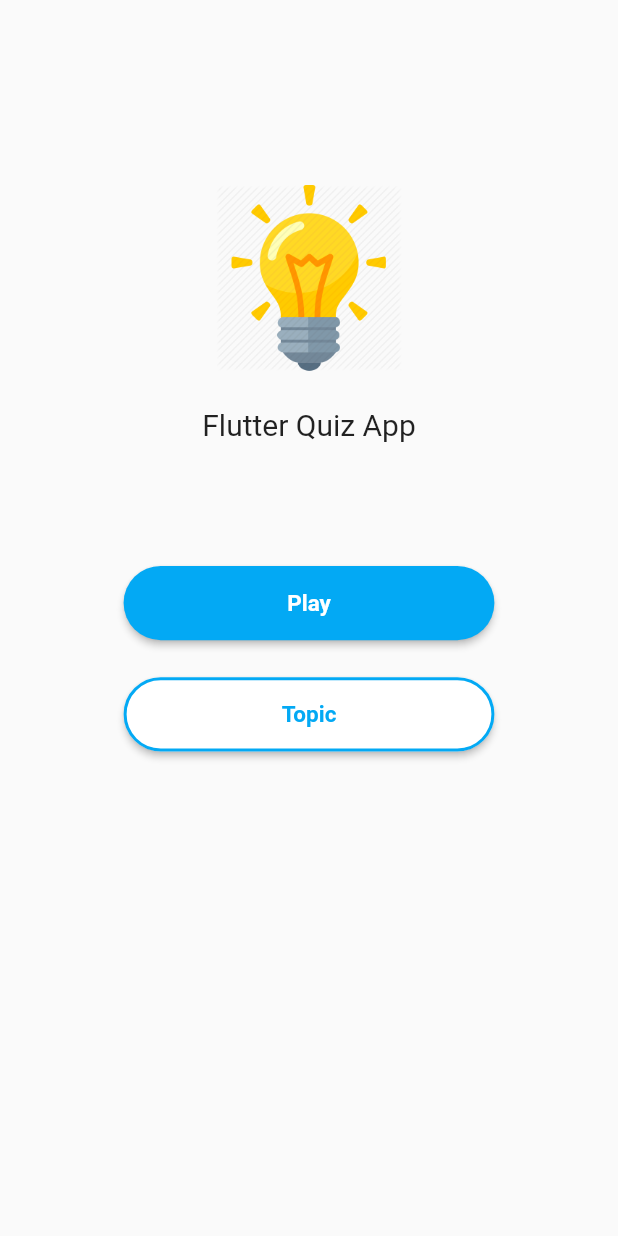
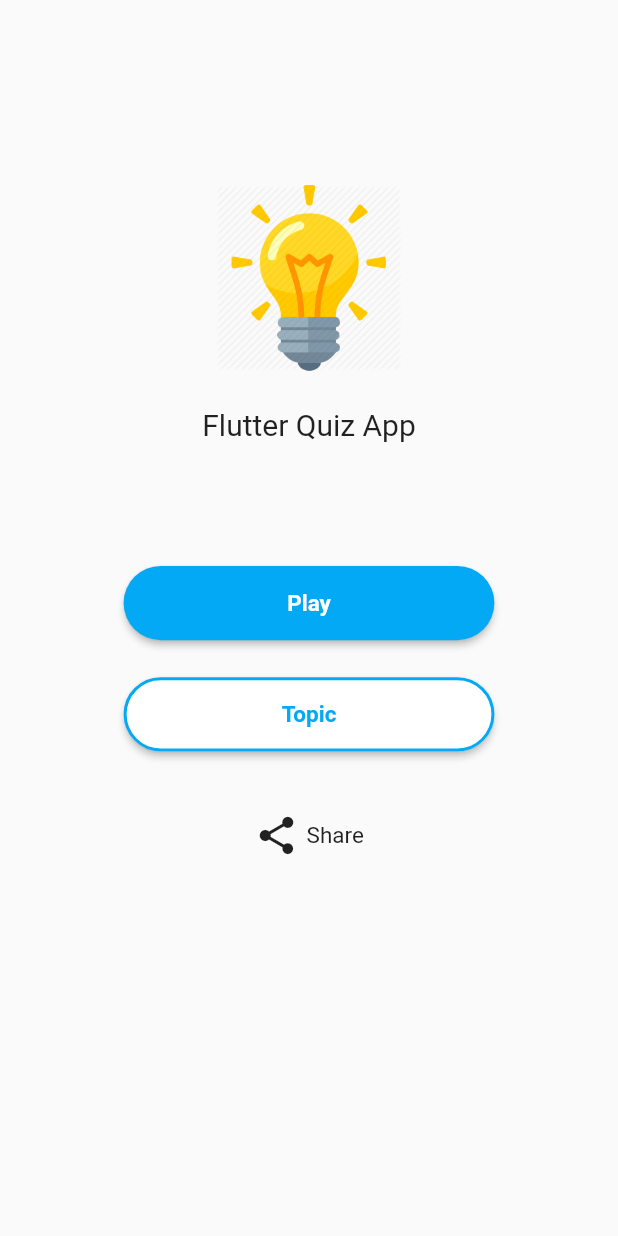
Before and after one commit to naufaldiyusuf/quiz_test, a Flutter app: the screen it shows after launch, on a phone screen of 412 x 824 dp. Run offline on Flutter 3.47's test engine with Material 2 defaults, Android fonts, the phone set to English and light mode, and no system bars; our stand-ins replace bloc, cloud_firestore, firebase_core, flutter_bloc, share_plus; accounts and stored records are empty.

Commit message:
update running error android dan share text

```diff
--- a/lib/screen/home_screen.dart
+++ b/lib/screen/home_screen.dart
@@ -1,6 +1,7 @@
 import 'package:flutter/cupertino.dart';
 import 'package:flutter/material.dart';
 import 'package:flutter_bloc/flutter_bloc.dart';
+import 'package:share_plus/share_plus.dart';
 
 import '../bloc/page/page_bloc.dart';
 
@@ -77,6 +78,23 @@ class HomeScreen extends StatelessWidget {
                     primary: Colors.white
                 ),
               ),
+            ),
+            Container(
+              color: Colors.transparent,
+              margin: EdgeInsets.only(top: MediaQuery.of(context).size.height * 0.05),
+              child: GestureDetector(
+                onTap: () => Share.share("Check out this flutter quiz app! https://github.com/naufaldiyusuf/quiz_test"),
+                child: Row(
+                  mainAxisAlignment: MainAxisAlignment.center,
+                  children: [
+                    Icon(Icons.share, size: 30,),
+                    Container(
+                      padding: EdgeInsets.only(left: 5),
+                      child: Text("Share", style: TextStyle(fontSize: 15),),
+                    )
+                  ],
+                ),
+              ),
             )
           ],
         ),
--- a/pubspec.yaml
+++ b/pubspec.yaml
@@ -40,6 +40,7 @@ dependencies:
   firebase_core: ^2.4.0
   cloud_firestore: ^4.2.0
   firebase_messaging: ^14.1.4
+  share_plus: ^6.3.0
 
 dev_dependencies:
   flutter_test:
```
Also changed, not shown: 1 other file.
